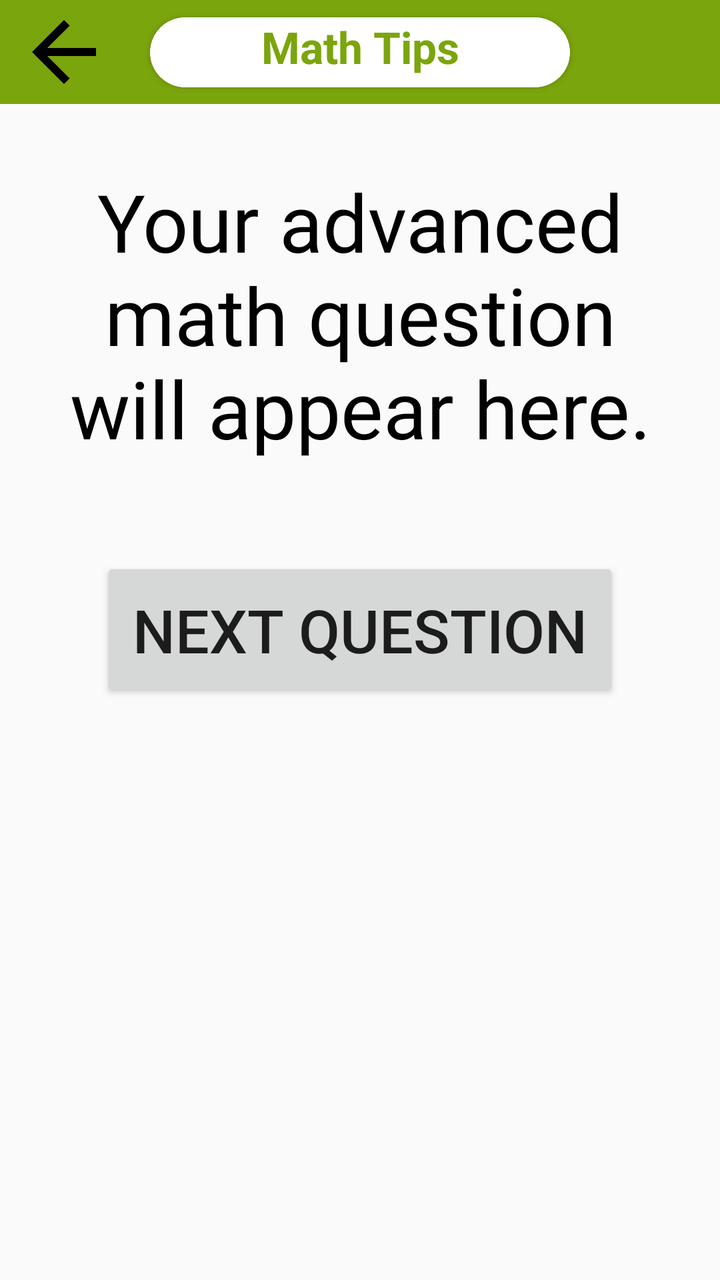
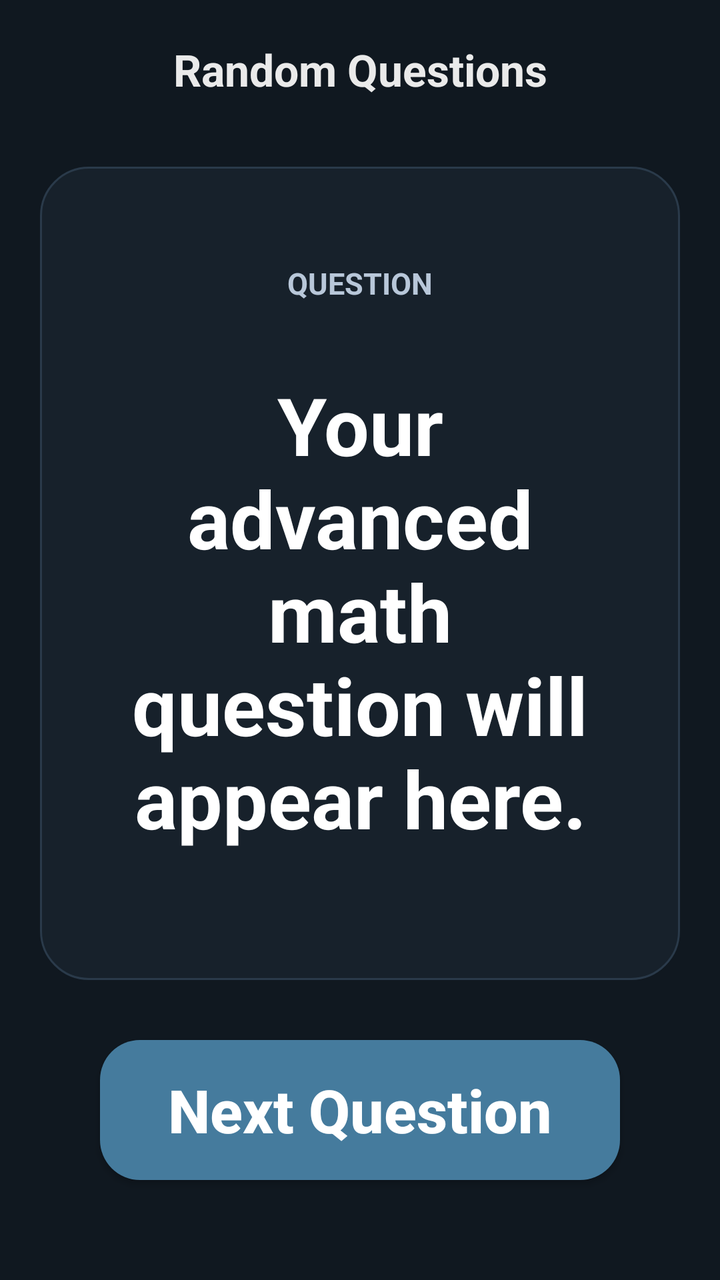

Two renders of the same Android screen: before a commit and after it. Below are the layout's source before the change and the commit's diff.
<!-- AndroidManifest.xml: application theme demotheme -->
<!-- res/layout/activity_rand_qus.xml -->
<?xml version="1.0" encoding="utf-8"?>
<androidx.constraintlayout.widget.ConstraintLayout xmlns:android="http://schemas.android.com/apk/res/android"
    xmlns:app="http://schemas.android.com/apk/res-auto"
    xmlns:tools="http://schemas.android.com/tools"
    android:id="@+id/main"
    android:layout_width="match_parent"
    android:layout_height="match_parent"
    tools:context=".randQus">
    <androidx.constraintlayout.widget.ConstraintLayout
        android:id="@+id/constraintLayout2"
        android:layout_width="0dp"
        android:layout_height="52dp"
        android:background="@color/action"
        app:layout_constraintEnd_toEndOf="parent"
        app:layout_constraintStart_toStartOf="parent"
        app:layout_constraintTop_toTopOf="parent">

        <androidx.cardview.widget.CardView
            android:id="@+id/cardView"
            android:layout_width="210dp"
            android:layout_height="35dp"
            app:cardCornerRadius="17.5dp"
            app:layout_constraintBottom_toBottomOf="parent"
            app:layout_constraintEnd_toEndOf="parent"
            app:layout_constraintStart_toStartOf="parent"
            app:layout_constraintTop_toTopOf="parent">

            <TextView
                android:id="@+id/textView"
                android:layout_width="210dp"
                android:layout_height="35dp"
                android:layout_gravity="center_horizontal"
                android:layout_marginLeft="17.5dp"
                android:layout_marginTop="0dp"
                android:layout_marginRight="17.5dp"
                android:background="@drawable/topbgdrawable"
                android:text="Math Tips"
                android:textAlignment="center"
                android:textAppearance="@style/TextAppearance.AppCompat.Large"
                android:textColor="@color/action"
                android:textStyle="bold"
                app:layout_constraintTop_toTopOf="parent" />
        </androidx.cardview.widget.CardView>
        <ImageView
            android:id="@+id/backer"
            android:layout_width="48dp"
            android:layout_height="48dp"
            android:layout_marginStart="8dp"
            android:layout_marginTop="3dp"
            android:layout_marginBottom="3dp"
            android:src="@drawable/baseline_arrow_back_ios_2444"
            app:layout_constraintBottom_toBottomOf="parent"
            app:layout_constraintStart_toStartOf="parent"
            app:layout_constraintTop_toTopOf="parent" />
    </androidx.constraintlayout.widget.ConstraintLayout>


    <TextView
        android:id="@+id/questionText"
        android:layout_width="0dp"
        android:layout_height="wrap_content"

        android:layout_margin="16dp"
        android:layout_marginStart="16dp"
        android:layout_marginTop="90dp"
        android:layout_marginEnd="16dp"
        android:gravity="center"
        android:padding="16dp"
        android:text="Your advanced math question will appear here."
        android:textColor="@color/blackwhiter"
        android:textSize="40sp"
        app:layout_constraintEnd_toEndOf="parent"
        app:layout_constraintStart_toStartOf="parent"
        app:layout_constraintTop_toBottomOf="@+id/constraintLayout2" />

    <Button
        android:id="@+id/nextQuestionButton"
        android:layout_width="wrap_content"
        android:layout_height="wrap_content"
        android:layout_marginStart="16dp"
        android:layout_marginTop="32dp"
        android:layout_marginEnd="16dp"
        android:gravity="center"
        android:onClick="loadNextQuestion"
        android:padding="16dp"
        android:text="Next Question"
        android:textSize="30sp"
        app:layout_constraintEnd_toEndOf="parent"
        app:layout_constraintStart_toStartOf="parent"
        app:layout_constraintTop_toBottomOf="@id/questionText" />



</androidx.constraintlayout.widget.ConstraintLayout>
<!-- resources referenced by this layout -->
<resources>
  <color name="action">#7BA50C</color>
  <color name="blackwhiter">#000000</color>
  <!-- drawable baseline_arrow_back_ios_2444 (drawable) -->
  <vector xmlns:android="http://schemas.android.com/apk/res/android" android:autoMirrored="true" android:height="24dp" android:tint="#000000" android:viewportHeight="24" android:viewportWidth="24" android:width="24dp">
        
      <path android:fillColor="@android:color/white" android:pathData="M20,11H7.83l5.59,-5.59L12,4l-8,8 8,8 1.41,-1.41L7.83,13H20v-2z"/>
      
  </vector>
  <!-- drawable topbgdrawable (drawable) -->
  <?xml version="1.0" encoding="utf-8"?>
  <shape xmlns:android="http://schemas.android.com/apk/res/android">
      <solid
          android:color="@color/topper">
  
      </solid>
  <stroke
      android:color="@color/topper"
      android:width="5dp">
  </stroke>
      <corners
          android:bottomRightRadius="17.5dp"
          android:topLeftRadius="17.5dp"
          android:topRightRadius="17.5dp"
          android:bottomLeftRadius="17.5dp">
  
      </corners>
  </shape>
  <style name="demotheme" parent="Theme.AppCompat.Light.NoActionBar">
          <item name="windowActionBar">false</item>
          <item name="windowNoTitle">true</item>
          <item name="statusBarBackground">@color/action</item>
          <item name="colorPrimary">@color/action</item>
          <item name="colorAccent">@color/action</item>
          <item name="colorPrimaryDark">@color/action</item>
          <item name="android:statusBarColor">@color/action</item>
          <item name="colorPrimaryVariant">@color/action</item>
          <item name="colorOnPrimary">@color/action</item>
          <item name="colorOnSecondary">@color/action</item>
  
  
      </style>
  <color name="topper">#ffffff</color>
</resources>

<!-- the commit's change to res/layout/activity_rand_qus.xml (unified diff, before → after) -->
@@ -1,94 +1,92 @@
 <?xml version="1.0" encoding="utf-8"?>
-<androidx.constraintlayout.widget.ConstraintLayout xmlns:android="http://schemas.android.com/apk/res/android"
+<FrameLayout
+    xmlns:android="http://schemas.android.com/apk/res/android"
     xmlns:app="http://schemas.android.com/apk/res-auto"
     xmlns:tools="http://schemas.android.com/tools"
-    android:id="@+id/main"
+    android:id="@+id/rootFrame"
     android:layout_width="match_parent"
     android:layout_height="match_parent"
     tools:context=".randQus">
+
     <androidx.constraintlayout.widget.ConstraintLayout
-        android:id="@+id/constraintLayout2"
-        android:layout_width="0dp"
-        android:layout_height="52dp"
-        android:background="@color/action"
-        app:layout_constraintEnd_toEndOf="parent"
-        app:layout_constraintStart_toStartOf="parent"
-        app:layout_constraintTop_toTopOf="parent">
+        android:id="@+id/main"
+        android:layout_width="match_parent"
+        android:layout_height="match_parent"
+        android:background="#101820"
+        android:padding="20dp">
 
-        <androidx.cardview.widget.CardView
-            android:id="@+id/cardView"
-            android:layout_width="210dp"
-            android:layout_height="35dp"
-            app:cardCornerRadius="17.5dp"
+        
+        <TextView
+            android:id="@+id/randomQuestionsTitle"
+            android:layout_width="wrap_content"
+            android:layout_height="wrap_content"
+            android:text="Random Questions"
+            android:textColor="#EAEAEA"
+            android:textSize="22sp"
+            android:textStyle="bold"
+            app:layout_constraintEnd_toEndOf="parent"
+            app:layout_constraintStart_toStartOf="parent"
+            app:layout_constraintTop_toTopOf="parent" />
+
+        
+        <LinearLayout
+            android:id="@+id/questionCard"
+            android:layout_width="0dp"
+            android:layout_height="0dp"
+            android:layout_marginTop="34dp"
+            android:layout_marginBottom="30dp"
+            android:background="@drawable/rounded_result_card"
+            android:gravity="center"
+            android:orientation="vertical"
+            android:padding="22dp"
+            app:layout_constraintBottom_toTopOf="@id/nextQuestionButton"
+            app:layout_constraintEnd_toEndOf="parent"
+            app:layout_constraintStart_toStartOf="parent"
+            app:layout_constraintTop_toBottomOf="@id/randomQuestionsTitle">
+
+            <TextView
+                android:id="@+id/questionLabel"
+                android:layout_width="wrap_content"
+                android:layout_height="wrap_content"
+                android:text="QUESTION"
+                android:textColor="#B8C7D9"
+                android:textSize="15sp"
+                android:textStyle="bold" />
+
+            <TextView
+                android:id="@+id/questionText"
+                android:layout_width="match_parent"
+                android:layout_height="wrap_content"
+                android:layout_marginTop="18dp"
+                android:gravity="center"
+                android:padding="16dp"
+                android:text="Your advanced math question will appear here."
+                android:textColor="#FFFFFF"
+                android:textSize="40sp"
+                android:textStyle="bold" />
+
+        </LinearLayout>
+
+        
+        <Button
+            android:id="@+id/nextQuestionButton"
+            android:layout_width="0dp"
+            android:layout_height="70dp"
+            android:layout_marginBottom="30dp"
+            android:layout_marginRight="30dp"
+            android:layout_marginLeft="30dp"
+            android:background="@drawable/rounded_load_button"
+            android:gravity="center"
+            android:onClick="loadNextQuestion"
+            android:text="Next Question"
+            android:textAllCaps="false"
+            android:textColor="#FFFFFF"
+            android:textSize="30sp"
+            android:textStyle="bold"
             app:layout_constraintBottom_toBottomOf="parent"
             app:layout_constraintEnd_toEndOf="parent"
-            app:layout_constraintStart_toStartOf="parent"
-            app:layout_constraintTop_toTopOf="parent">
+            app:layout_constraintStart_toStartOf="parent" />
 
-            <TextView
-                android:id="@+id/textView"
-                android:layout_width="210dp"
-                android:layout_height="35dp"
-                android:layout_gravity="center_horizontal"
-                android:layout_marginLeft="17.5dp"
-                android:layout_marginTop="0dp"
-                android:layout_marginRight="17.5dp"
-                android:background="@drawable/topbgdrawable"
-                android:text="Math Tips"
-                android:textAlignment="center"
-                android:textAppearance="@style/TextAppearance.AppCompat.Large"
-                android:textColor="@color/action"
-                android:textStyle="bold"
-                app:layout_constraintTop_toTopOf="parent" />
-        </androidx.cardview.widget.CardView>
-        <ImageView
-            android:id="@+id/backer"
-            android:layout_width="48dp"
-            android:layout_height="48dp"
-            android:layout_marginStart="8dp"
-            android:layout_marginTop="3dp"
-            android:layout_marginBottom="3dp"
-            android:src="@drawable/baseline_arrow_back_ios_2444"
-            app:layout_constraintBottom_toBottomOf="parent"
-            app:layout_constraintStart_toStartOf="parent"
-            app:layout_constraintTop_toTopOf="parent" />
     </androidx.constraintlayout.widget.ConstraintLayout>
 
-
-    <TextView
-        android:id="@+id/questionText"
-        android:layout_width="0dp"
-        android:layout_height="wrap_content"
-
-        android:layout_margin="16dp"
-        android:layout_marginStart="16dp"
-        android:layout_marginTop="90dp"
-        android:layout_marginEnd="16dp"
-        android:gravity="center"
-        android:padding="16dp"
-        android:text="Your advanced math question will appear here."
-        android:textColor="@color/blackwhiter"
-        android:textSize="40sp"
-        app:layout_constraintEnd_toEndOf="parent"
-        app:layout_constraintStart_toStartOf="parent"
-        app:layout_constraintTop_toBottomOf="@+id/constraintLayout2" />
-
-    <Button
-        android:id="@+id/nextQuestionButton"
-        android:layout_width="wrap_content"
-        android:layout_height="wrap_content"
-        android:layout_marginStart="16dp"
-        android:layout_marginTop="32dp"
-        android:layout_marginEnd="16dp"
-        android:gravity="center"
-        android:onClick="loadNextQuestion"
-        android:padding="16dp"
-        android:text="Next Question"
-        android:textSize="30sp"
-        app:layout_constraintEnd_toEndOf="parent"
-        app:layout_constraintStart_toStartOf="parent"
-        app:layout_constraintTop_toBottomOf="@id/questionText" />
-
-
-
-</androidx.constraintlayout.widget.ConstraintLayout>
+</FrameLayout>
<!-- resource entries referenced after the edit -->
@@ -1,32 +1,21 @@
 <!-- resources referenced by this layout -->
 <resources>
-  <color name="action">#7BA50C</color>
-  <color name="blackwhiter">#000000</color>
-  <!-- drawable baseline_arrow_back_ios_2444 (drawable) -->
-  <vector xmlns:android="http://schemas.android.com/apk/res/android" android:autoMirrored="true" android:height="24dp" android:tint="#000000" android:viewportHeight="24" android:viewportWidth="24" android:width="24dp">
-        
-      <path android:fillColor="@android:color/white" android:pathData="M20,11H7.83l5.59,-5.59L12,4l-8,8 8,8 1.41,-1.41L7.83,13H20v-2z"/>
-      
-  </vector>
-  <!-- drawable topbgdrawable (drawable) -->
+  <!-- drawable rounded_load_button (drawable) -->
   <?xml version="1.0" encoding="utf-8"?>
   <shape xmlns:android="http://schemas.android.com/apk/res/android">
-      <solid
-          android:color="@color/topper">
-  
-      </solid>
-  <stroke
-      android:color="@color/topper"
-      android:width="5dp">
-  </stroke>
-      <corners
-          android:bottomRightRadius="17.5dp"
-          android:topLeftRadius="17.5dp"
-          android:topRightRadius="17.5dp"
-          android:bottomLeftRadius="17.5dp">
-  
-      </corners>
+      <solid android:color="#457B9D" />
+      <corners android:radius="20dp" />
   </shape>
+  <!-- drawable rounded_result_card (drawable) -->
+  <?xml version="1.0" encoding="utf-8"?>
+  <shape xmlns:android="http://schemas.android.com/apk/res/android">
+      <solid android:color="#17212B" />
+      <corners android:radius="24dp" />
+      <stroke
+          android:width="1dp"
+          android:color="#2A3A4A" />
+  </shape>
+  <color name="action">#7BA50C</color>
   <style name="demotheme" parent="Theme.AppCompat.Light.NoActionBar">
           <item name="windowActionBar">false</item>
           <item name="windowNoTitle">true</item>
@@ -41,6 +30,5 @@
   
   
       </style>
-  <color name="topper">#ffffff</color>
 </resources>
 
